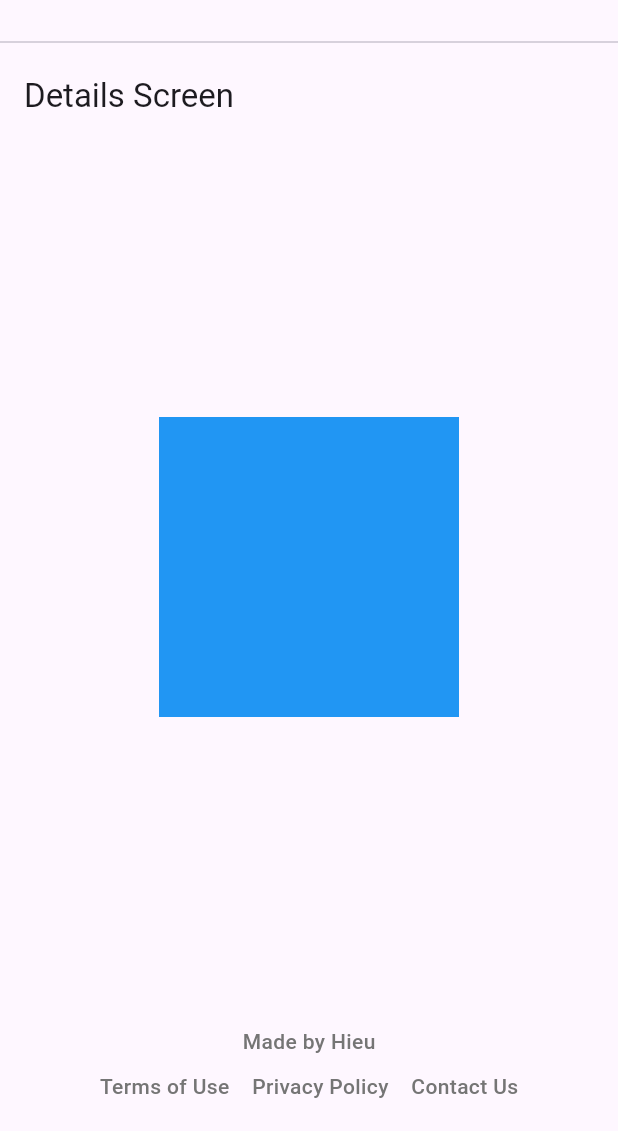
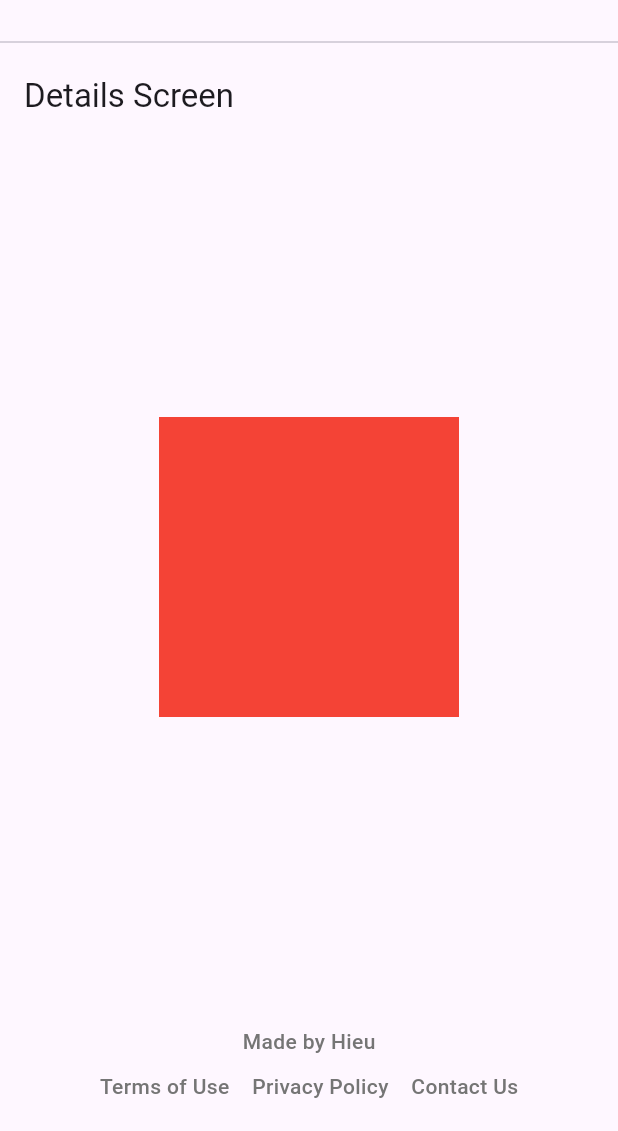
Before and after one commit to hieu987020/isekai-habit, a Flutter app: the ProfileScreen screen opened by its route, on a phone screen of 412 x 824 dp, the part 105-1236 px from its top. Run offline on Flutter 3.47's test engine with Material 3 defaults, Android fonts, the phone set to English and light mode, and no system bars; our stand-ins replace dio, get_it, go_router, logger; accounts and stored records are empty; network calls fail.

Commit message:
update profile_Screen

```diff
--- a/lib/presentation/screens/profile_screen.dart
+++ b/lib/presentation/screens/profile_screen.dart
@@ -9,7 +9,7 @@ class ProfileScreen extends StatelessWidget {
     return Scaffold(
       appBar: AppBar(title: const Text('Details Screen')),
       body: Center(
-        child: Container(width: 200, height: 200, color: Colors.blue),
+        child: Container(width: 200, height: 200, color: Colors.red),
       ),
     );
   }
```
